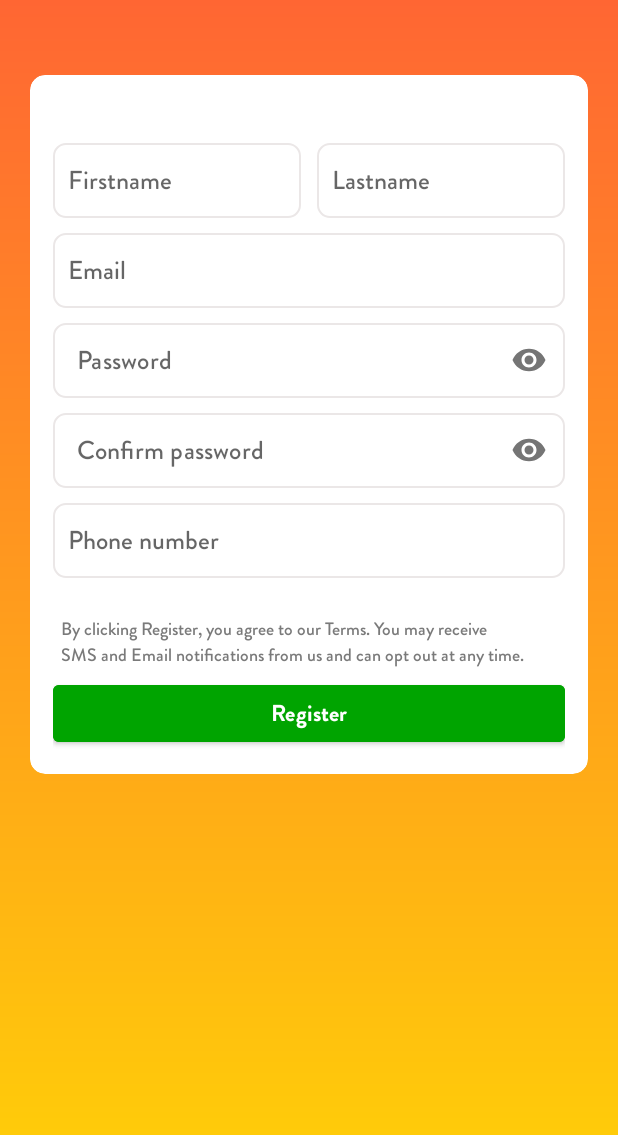
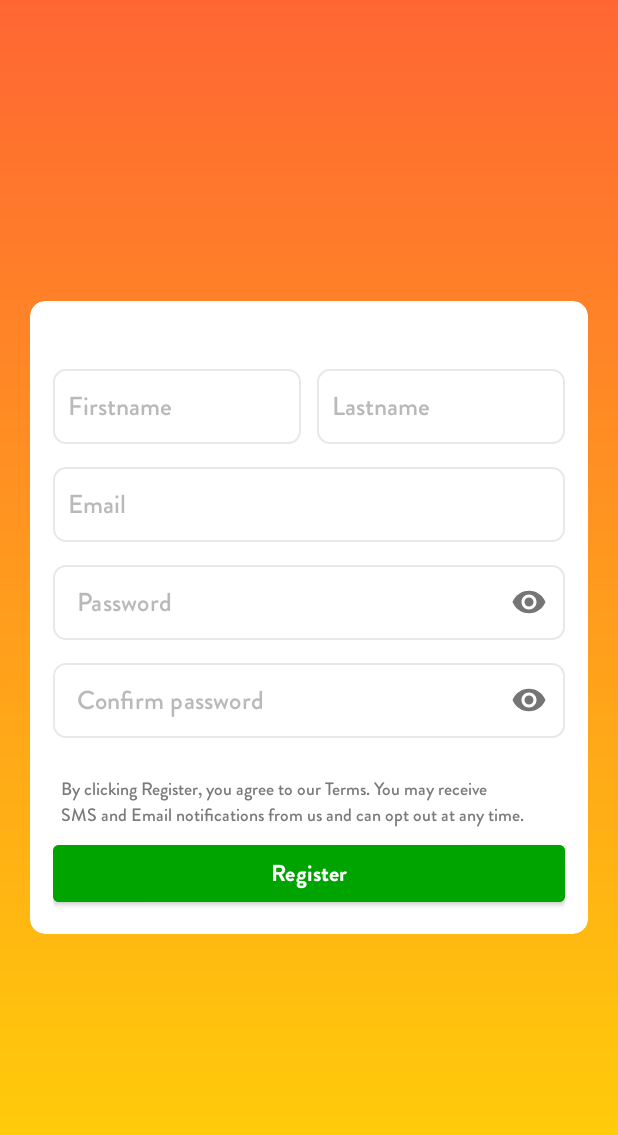
Before and after one commit to darmilola/Balloon, an Android app: the Signup screen opened directly, with no data from a screen before it, on a phone screen of 412 x 824 dp. Shown: the top 1135 px of the screen. Run offline under Robolectric (Android 15) with nearby library versions, the phone set to English and light mode, and no system bars; our stand-ins replace RxJava, data binding; 5 statements that could not run were skipped.

Commit message:
Fixed Activation mail

```diff
--- a/app/src/main/AndroidManifest.xml
+++ b/app/src/main/AndroidManifest.xml
@@ -2,6 +2,7 @@
 <manifest xmlns:android="http://schemas.android.com/apk/res/android"
     package="com.useballoon">
 
+    <uses-permission android:name="android.permission.ACCESS_NETWORK_STATE" />
     <uses-permission android:name="android.permission.INTERNET" />
 
     <application
--- a/app/src/main/res/layout/activity_signup.xml
+++ b/app/src/main/res/layout/activity_signup.xml
@@ -14,27 +14,29 @@
     android:layout_height="match_parent"
     android:background="@drawable/login_gradient"
     android:orientation="vertical">
-    <ScrollView
-        android:layout_width="match_parent"
-        android:layout_height="match_parent">
+
 
         <LinearLayout
             android:layout_width="match_parent"
             android:layout_height="match_parent"
             android:orientation="vertical"
-            android:gravity="center"
-            android:weightSum="5">
+            android:gravity="center">
 
 
 
             <androidx.cardview.widget.CardView
                 android:layout_width="match_parent"
-                android:layout_height="match_parent"
-                android:layout_marginTop="50dp"
+                android:layout_height="wrap_content"
                 android:layout_marginLeft="20dp"
                 android:layout_marginRight="20dp"
+                android:paddingTop="30dp"
+                android:paddingBottom="30dp"
                 app:cardBackgroundColor="@color/white"
                 app:cardCornerRadius="10dp">
+                <ScrollView
+                    android:layout_width="match_parent"
+                    android:layout_height="match_parent">
+
                 <LinearLayout
                     android:layout_width="match_parent"
                     android:layout_height="match_parent"
@@ -62,6 +64,8 @@
                             android:layout_marginRight="5dp"
                             android:fontFamily="@font/gromed"
                             android:textSize="17dp"
+                            android:textColor="@color/black"
+                            android:textColorHint="@color/lighter_text_color"
                             android:background="@drawable/auth_edittext_background"/>
 
 
@@ -77,6 +81,8 @@
                             android:textSize="17dp"
                             android:inputType="text"
                             android:maxLines="1"
+                            android:textColor="@color/black"
+                            android:textColorHint="@color/lighter_text_color"
                             android:id="@+id/signup_lastname"
                             android:background="@drawable/auth_edittext_background"/>
                     </LinearLayout>
@@ -85,12 +91,15 @@
                         android:layout_height="50dp"
                         android:layout_weight="1"
                         android:hint="Email"
+                        android:layout_marginTop="5dp"
                         android:text="@={SignupViewModel.email}"
                         android:paddingLeft="10dp"
                         android:fontFamily="@font/gromed"
                         android:textSize="17dp"
                         android:inputType="text"
                         android:maxLines="1"
+                        android:textColor="@color/black"
+                        android:textColorHint="@color/lighter_text_color"
                         android:id="@+id/signup_email"
                         android:background="@drawable/auth_edittext_background"/>
 
@@ -104,7 +113,7 @@
                         app:passwordToggleEnabled="true"
                         app:boxBackgroundMode="none"
                         app:hintEnabled="false"
-                        android:layout_marginTop="10dp">
+                        android:layout_marginTop="15dp">
 
                         <EditText
                             android:layout_width="match_parent"
@@ -114,6 +123,8 @@
                             android:fontFamily="@font/gromed"
                             android:textSize="17dp"
                             android:paddingTop="10dp"
+                            android:textColor="@color/black"
+                            android:textColorHint="@color/lighter_text_color"
                             android:id="@+id/signup_password"
                             android:background="@drawable/auth_edittext_background"
                             android:inputType="textPassword"
@@ -127,7 +138,7 @@
                         app:passwordToggleEnabled="true"
                         app:boxBackgroundMode="none"
                         app:hintEnabled="false"
-                        android:layout_marginTop="10dp">
+                        android:layout_marginTop="15dp">
 
                         <EditText
                             android:id="@+id/signup_password_confirm"
@@ -136,6 +147,8 @@
                             android:hint="Confirm password"
                             android:paddingTop="10dp"
                             android:fontFamily="@font/gromed"
+                            android:textColor="@color/black"
+                            android:textColorHint="@color/lighter_text_color"
                             android:text="@={SignupViewModel.confirmPassword}"
                             android:textSize="17dp"
                             android:background="@drawable/auth_edittext_background"
@@ -143,22 +156,6 @@
                             android:maxLines="1" />
 
                     </com.google.android.material.textfield.TextInputLayout>
-
-                    <EditText
-                        android:layout_width="match_parent"
-                        android:layout_height="50dp"
-                        android:layout_weight="1"
-                        android:hint="Phone number"
-                        android:paddingLeft="10dp"
-                        android:layout_marginTop="10dp"
-                        android:fontFamily="@font/gromed"
-                        android:id="@+id/signup_phone"
-                        android:textSize="17dp"
-                        android:inputType="text"
-                        android:maxLines="1"
-                        android:text="@={SignupViewModel.phonenumber}"
-                        android:background="@drawable/auth_edittext_background"/>
-
 
                     <TextView
                         android:layout_width="match_parent"
@@ -189,8 +186,8 @@
                         android:textSize="15dp"/>
 
                 </LinearLayout>
+                </ScrollView>
             </androidx.cardview.widget.CardView>
         </LinearLayout>
-    </ScrollView>
 </LinearLayout>
 </layout>
```
Also changed, not shown: app/src/main/java/com/useballoon/Login.kt (+8 -4 lines), app/src/main/java/com/useballoon/Models/LoginUser.java (+10 -0 lines), app/src/main/java/com/useballoon/Models/SignupUser.java (+25 -14 lines), app/src/main/java/com/useballoon/Signup.kt (+6 -3 lines), app/src/main/java/com/useballoon/Utils/NetworkUtils.java (added, +15 -0 lines), app/src/main/java/com/useballoon/viewModels/LoginViewModel.java (+9 -0 lines), app/src/main/java/com/useballoon/viewModels/SignupViewModel.java (+37 -4 lines), app/src/main/res/layout/activity_login.xml (+14 -9 lines).
